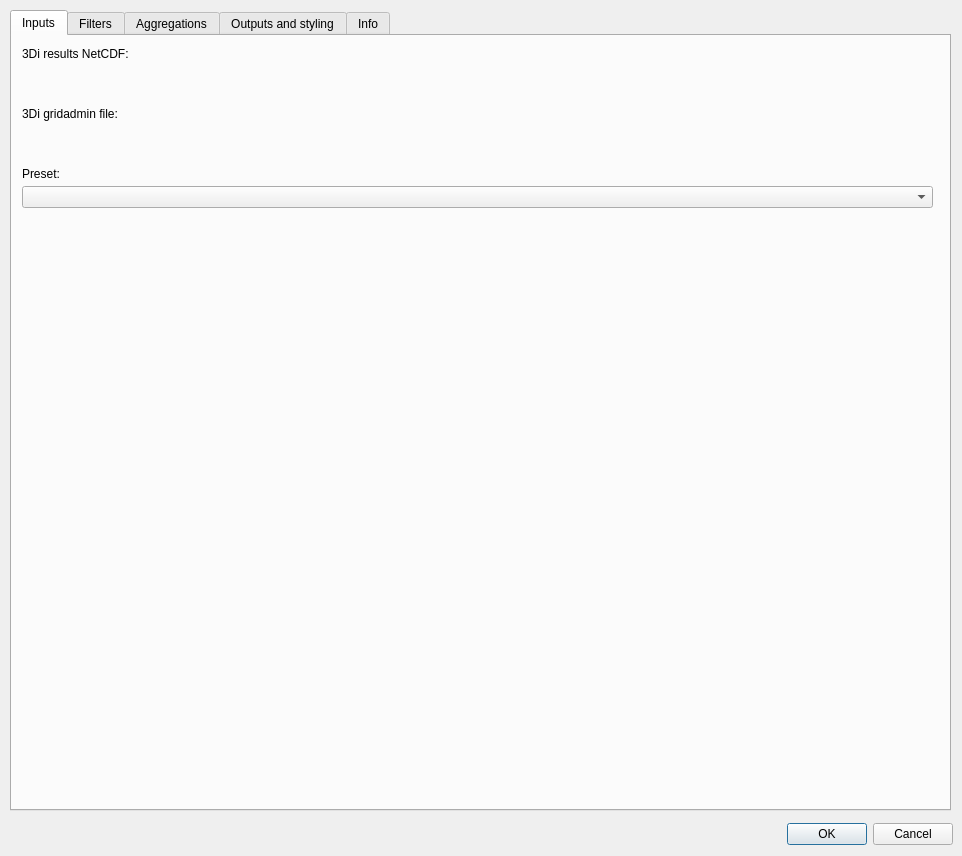
Qt form tool_statistics/threedi_custom_stats_dialog_base.ui (nens/threedi-results-analysis) before a commit.
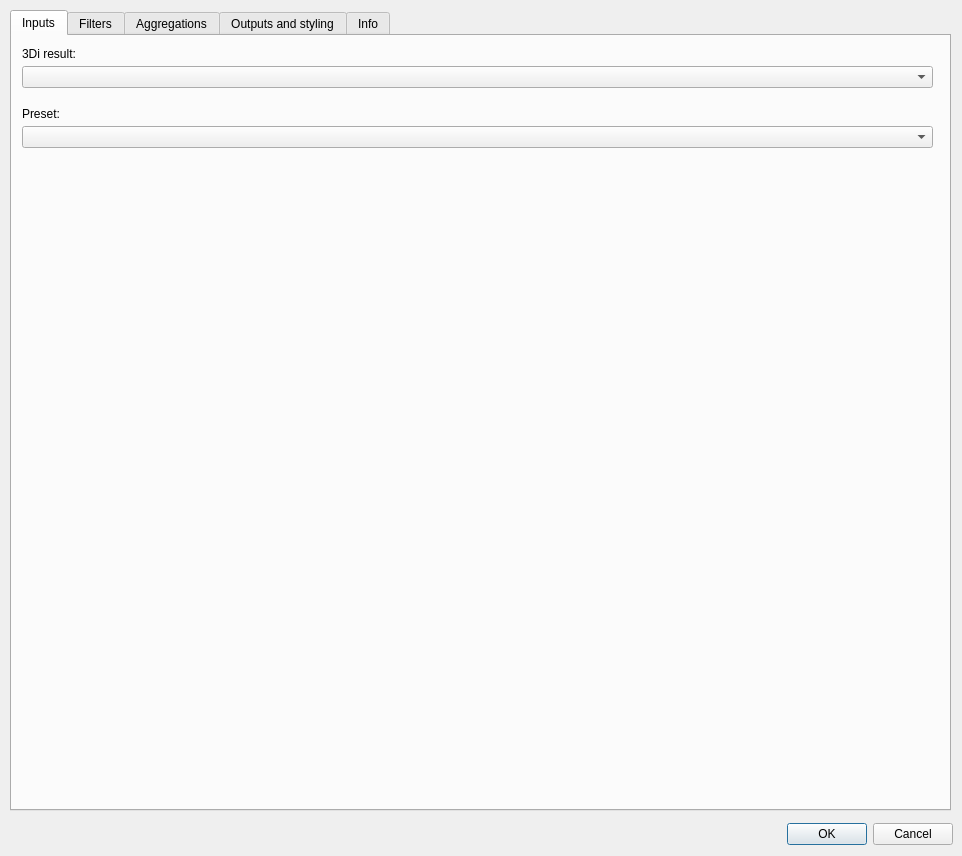
The same form after that commit. Custom widgets are drawn as their Qt base class.

Diff of the .ui file:
```diff
--- a/tool_statistics/threedi_custom_stats_dialog_base.ui
+++ b/tool_statistics/threedi_custom_stats_dialog_base.ui
@@ -63,41 +63,6 @@
     <attribute name="title">
      <string>Inputs</string>
     </attribute>
-    <widget class="QLabel" name="label_2">
-     <property name="geometry">
-      <rect>
-       <x>10</x>
-       <y>70</y>
-       <width>105</width>
-       <height>16</height>
-      </rect>
-     </property>
-     <property name="text">
-      <string>3Di gridadmin file:</string>
-     </property>
-    </widget>
-    <widget class="QgsFileWidget" name="QgsFileWidget3DiResults">
-     <property name="geometry">
-      <rect>
-       <x>10</x>
-       <y>30</y>
-       <width>911</width>
-       <height>22</height>
-      </rect>
-     </property>
-     <property name="sizePolicy">
-      <sizepolicy hsizetype="Expanding" vsizetype="Preferred">
-       <horstretch>0</horstretch>
-       <verstretch>0</verstretch>
-      </sizepolicy>
-     </property>
-     <property name="acceptDrops">
-      <bool>true</bool>
-     </property>
-     <property name="filter">
-      <string>results_3di.nc</string>
-     </property>
-    </widget>
     <widget class="QLabel" name="label">
      <property name="geometry">
       <rect>
@@ -108,26 +73,7 @@
       </rect>
      </property>
      <property name="text">
-      <string>3Di results NetCDF:</string>
-     </property>
-    </widget>
-    <widget class="QgsFileWidget" name="QgsFileWidgetGridAdmin">
-     <property name="geometry">
-      <rect>
-       <x>10</x>
-       <y>90</y>
-       <width>911</width>
-       <height>20</height>
-      </rect>
-     </property>
-     <property name="sizePolicy">
-      <sizepolicy hsizetype="Expanding" vsizetype="Preferred">
-       <horstretch>0</horstretch>
-       <verstretch>0</verstretch>
-      </sizepolicy>
-     </property>
-     <property name="filter">
-      <string>gridadmin.h5</string>
+      <string>3Di result:</string>
      </property>
     </widget>
     <widget class="QComboBox" name="comboBoxPreset">
@@ -137,7 +83,7 @@
      <property name="geometry">
       <rect>
        <x>10</x>
-       <y>150</y>
+       <y>90</y>
        <width>911</width>
        <height>22</height>
       </rect>
@@ -147,7 +93,7 @@
      <property name="geometry">
       <rect>
        <x>10</x>
-       <y>130</y>
+       <y>70</y>
        <width>105</width>
        <height>16</height>
       </rect>
@@ -160,7 +106,7 @@
      <property name="geometry">
       <rect>
        <x>10</x>
-       <y>190</y>
+       <y>140</y>
        <width>901</width>
        <height>251</height>
       </rect>
@@ -212,6 +158,16 @@
       <enum>QFrame::Plain</enum>
      </property>
     </widget>
+    <widget class="QComboBox" name="resultComboBox">
+     <property name="geometry">
+      <rect>
+       <x>10</x>
+       <y>30</y>
+       <width>911</width>
+       <height>22</height>
+      </rect>
+     </property>
+    </widget>
    </widget>
    <widget class="QWidget" name="tab_2">
     <attribute name="title">
```
